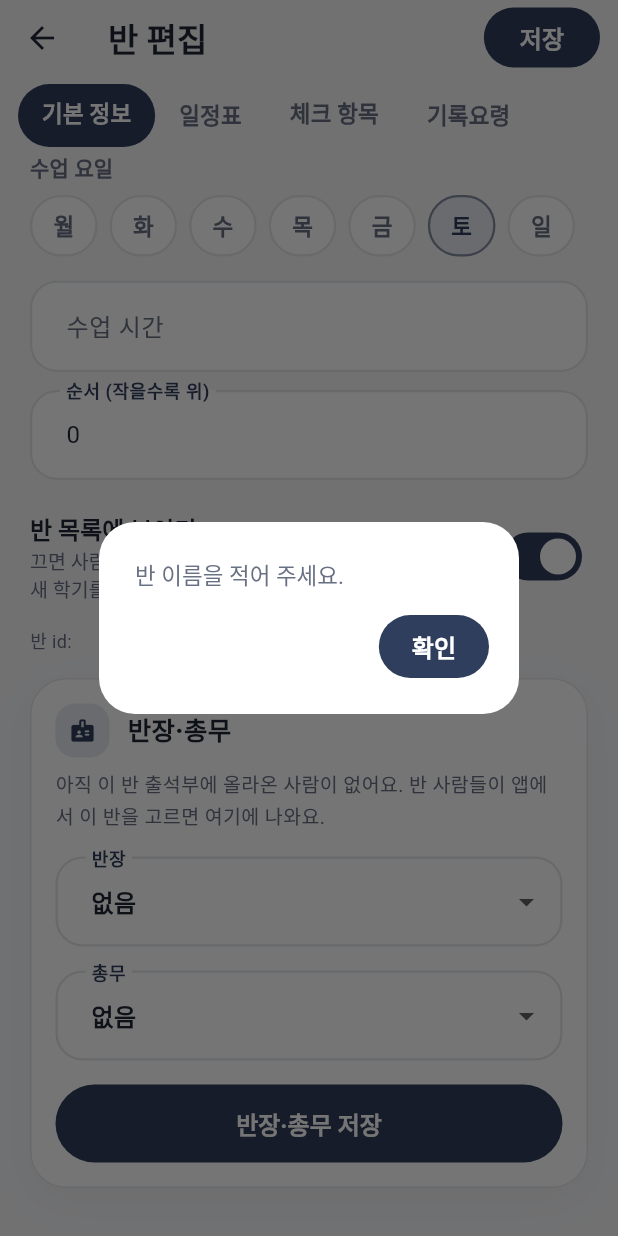
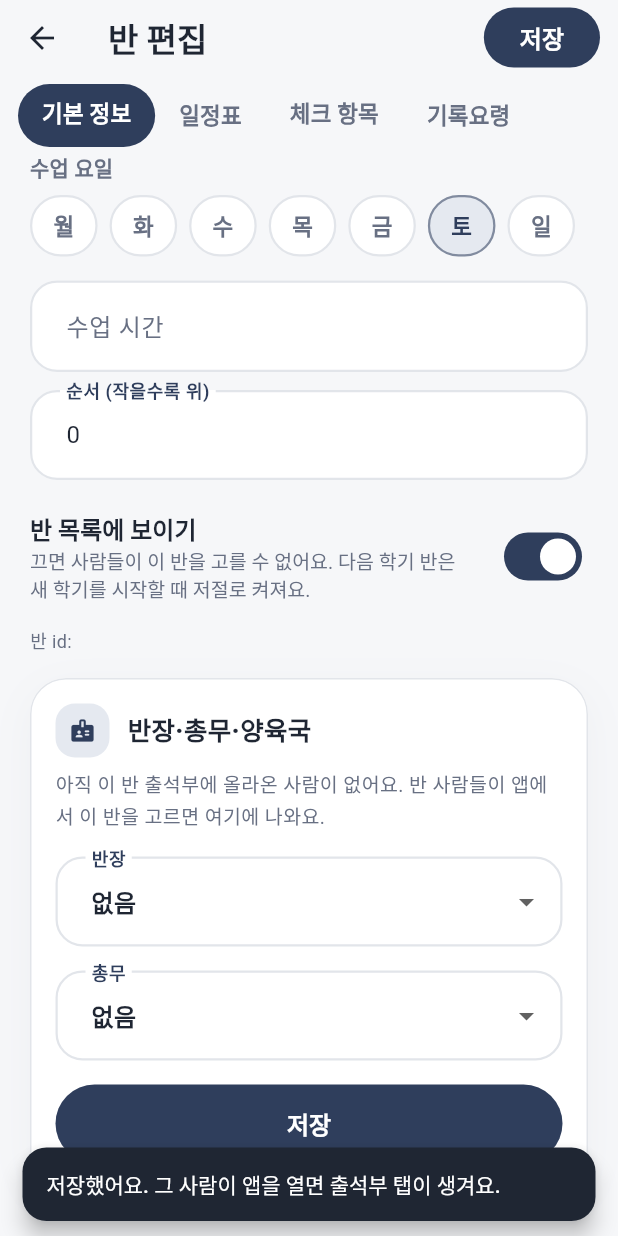
Before and after one commit to kang-labs/coram-deo, a Flutter app: the CourseEditorScreen screen opened directly with empty values, scrolled down 410 dp, after a tap on "저장", on a phone screen of 412 x 824 dp. Run offline on Flutter 3.47's test engine with Material 3 defaults, Android fonts, the phone set to English and light mode, and no system bars; our stand-ins replace cloud_firestore, file_picker, firebase_auth, firebase_core, flutter_riverpod, google_sign_in and 2 more; missing offline and left inert: dart:js_interop, gal, in_app_update; accounts and stored records are empty.

Commit message:
양육국 역할: 출석부에서 여러 명 고르기, 출석부 보기만, 순서는 가나다
Co-Authored-By: Claude Opus 5.5 <noreply@anthropic.com>

```diff
--- a/lib/core/models/course.dart
+++ b/lib/core/models/course.dart
@@ -315,6 +315,30 @@ class ExtraRow {
   int get hashCode => Object.hash(label, date, title);
 }
 
+/// 출석부에서 고른 사람 하나 (양육국 목록 한 줄, 서버 `leaders.staff: [{uid, name}]`)
+@immutable
+class StaffRef {
+  const StaffRef({required this.uid, required this.name});
+
+  /// 그 폰의 익명 uid (출석부 문서 id)
+  final String uid;
+  final String name;
+
+  /// 모양이 다르거나 uid가 없으면 null(건너뜀)
+  static StaffRef? fromMap(Map<String, dynamic> m) {
+    final uid = _str(m['uid']);
+    return uid.isEmpty ? null : StaffRef(uid: uid, name: _str(m['name']));
+  }
+
+  Map<String, dynamic> toMap() => {'uid': uid, 'name': name};
+
+  @override
+  bool operator ==(Object other) => other is StaffRef && other.uid == uid && other.name == name;
+
+  @override
+  int get hashCode => Object.hash(uid, name);
+}
+
 /// 반 하나 = 한 학기 과정 하나 (Firestore `courses/{id}`)
 @immutable
 class Course {
@@ -329,6 +353,7 @@ class Course {
     this.treasurer = '',
     this.chiefUid = '',
     this.treasurerUid = '',
+    this.staff = const [],
     this.weekday = DateTime.saturday,
     this.time = '',
     this.order = 0,
@@ -363,13 +388,18 @@ class Course {
   final String chiefUid;
   final String treasurerUid;
 
+  /// 양육국: 출석부만 볼 수 있는 사람들 (여럿, 출석부 순서는 다른 사람과 같이 가나다순)
+  final List<StaffRef> staff;
+
   /// 이 사람(폰 uid, 이름)의 역할: '반장'·'총무'·null. 출석부에서 고른 반은 uid로만,
   /// 이름+코드로 정하던 예전 반(uid 없음)은 이름으로(띄어쓰기·영문 대소문자 무시) 봐요.
   /// 출석부를 볼 권한은 서버 `leaders/{uid}` 문서가 따로 있어야 해요.
   String? leaderRole(String uid, String name) {
-    if (chiefUid.isNotEmpty || treasurerUid.isNotEmpty) {
+    if (chiefUid.isNotEmpty || treasurerUid.isNotEmpty || staff.isNotEmpty) {
       if (uid.isEmpty) return null;
-      return uid == chiefUid ? '반장' : (uid == treasurerUid ? '총무' : null);
+      if (uid == chiefUid) return '반장';
+      if (uid == treasurerUid) return '총무';
+      return staff.any((s) => s.uid == uid) ? '양육국' : null;
     }
     final n = normalizeName(name);
     if (n.isEmpty) return null;
@@ -429,6 +459,7 @@ class Course {
       treasurer: _str(_map(m['leaders'])['treasurer']),
       chiefUid: _str(_map(m['leaders'])['chiefUid']),
       treasurerUid: _str(_map(m['leaders'])['treasurerUid']),
+      staff: [for (final e in _maps(_map(m['leaders'])['staff'])) ?StaffRef.fromMap(e)],
       weekday: _int(m['weekday'], DateTime.saturday).clamp(1, 7),
       time: _str(m['time']),
       order: _int(m['order'], 0),
@@ -448,7 +479,13 @@ class Course {
     'program': program,
     'cohort': cohort,
     'semester': semester,
-    'leaders': {'chief': chief, 'treasurer': treasurer, 'chiefUid': chiefUid, 'treasurerUid': treasurerUid},
+    'leaders': {
+      'chief': chief,
+      'treasurer': treasurer,
+      'chiefUid': chiefUid,
+      'treasurerUid': treasurerUid,
+      'staff': [for (final s in staff) s.toMap()],
+    },
     'weekday': weekday,
     'time': time,
     'order': order,
@@ -470,6 +507,7 @@ class Course {
     String? treasurer,
     String? chiefUid,
     String? treasurerUid,
+    List<StaffRef>? staff,
     int? weekday,
     String? time,
     int? order,
@@ -489,6 +527,7 @@ class Course {
     treasurer: treasurer ?? this.treasurer,
     chiefUid: chiefUid ?? this.chiefUid,
     treasurerUid: treasurerUid ?? this.treasurerUid,
+    staff: staff ?? this.staff,
     weekday: weekday ?? this.weekday,
     time: time ?? this.time,
     order: order ?? this.order,
@@ -513,6 +552,7 @@ class Course {
       other.treasurer == treasurer &&
       other.chiefUid == chiefUid &&
       other.treasurerUid == treasurerUid &&
+      listEquals(other.staff, staff) &&
       other.weekday == weekday &&
       other.time == time &&
       other.order == order &&
@@ -535,6 +575,7 @@ class Course {
     treasurer,
     chiefUid,
     treasurerUid,
+    Object.hashAll(staff),
     weekday,
     time,
     order,
--- a/lib/features/admin/ui/admin_screen.dart
+++ b/lib/features/admin/ui/admin_screen.dart
@@ -244,7 +244,7 @@ class _CourseAdminList extends ConsumerWidget {
   String _label(_CourseAction a, Course c) => switch (a) {
     _CourseAction.edit => '편집',
     _CourseAction.roster => '출석부 보기',
-    _CourseAction.leaders => '반장·총무 정하기',
+    _CourseAction.leaders => '반장·총무·양육국 정하기',
     _CourseAction.copy => '다음 기수로 복사',
     _CourseAction.toggleVisible => c.visible ? '숨기기' : '보이기',
     _CourseAction.delete => '삭제',
@@ -398,11 +398,12 @@ class _AdminCourseCard extends StatelessWidget {
                     ].join(' · '),
                     style: const TextStyle(fontSize: 13),
                   ),
-                  if (c.chief.isNotEmpty || c.treasurer.isNotEmpty)
+                  if (c.chief.isNotEmpty || c.treasurer.isNotEmpty || c.staff.isNotEmpty)
                     MutedText(
                       [
                         if (c.chief.isNotEmpty) '반장 ${c.chief}',
                         if (c.treasurer.isNotEmpty) '총무 ${c.treasurer}',
+                        if (c.staff.isNotEmpty) '양육국 ${c.staff.map((s) => s.name).join(', ')}',
                       ].join(' · '),
                       style: const TextStyle(fontSize: 13),
                     ),
--- a/lib/features/admin/ui/course_editor_screen.dart
+++ b/lib/features/admin/ui/course_editor_screen.dart
@@ -309,7 +309,7 @@ class _BasicSection extends StatelessWidget {
           child: Column(
             crossAxisAlignment: CrossAxisAlignment.stretch,
             children: [
-              const CardHeader(icon: Icons.badge_rounded, title: '반장·총무'),
+              const CardHeader(icon: Icons.badge_rounded, title: '반장·총무·양육국'),
               const SizedBox(height: 8),
               if (isNew)
                 const MutedText('반을 먼저 저장한 뒤 정할 수 있어요.', style: TextStyle(fontSize: 13))
--- a/lib/features/admin/ui/leaders_sheet.dart
+++ b/lib/features/admin/ui/leaders_sheet.dart
@@ -10,7 +10,7 @@ import '../../../core/models/course.dart';
 import '../../roster/data/roster_repository.dart';
 import '../../roster/logic/roster_providers.dart';
 
-/// 관리자: 반마다 출석부에 있는 사람 중에서 반장·총무 고르기
+/// 관리자: 반마다 출석부에 있는 사람 중에서 반장·총무·양육국 고르기
 Future<void> showLeadersSheet(BuildContext context, Course course) => showAppSheet<void>(
   context,
   scrollable: true,
@@ -18,7 +18,7 @@ Future<void> showLeadersSheet(BuildContext context, Course course) => showAppShe
     shrinkWrap: true,
     padding: const EdgeInsets.fromLTRB(AppLayout.sidePadding, 0, AppLayout.sidePadding, 16),
     children: [
-      CardHeader(icon: Icons.badge_rounded, title: '${course.fullTitle} 반장·총무'),
+      CardHeader(icon: Icons.badge_rounded, title: '${course.fullTitle} 반장·총무·양육국'),
       const SizedBox(height: 8),
       LeadersForm(course: course, onSaved: (_) => Navigator.pop(sheet)),
     ],
@@ -34,8 +34,9 @@ enum _Role {
   final String label;
 }
 
-/// 반장·총무 고르기와 저장 (반 메뉴 창, 반 편집 기본 정보 탭에서 같이 써요).
-/// 저장은 바로 서버에 해요(반 편집의 '저장'과 따로). [onSaved]는 저장한 반장·총무를 반 정보에 넣는 함수를 줘요.
+/// 반장·총무(한 명씩)·양육국(여럿) 고르기와 저장 (반 메뉴 창, 반 편집 기본 정보 탭에서 같이 써요).
+/// 셋 다 출석부를 보기만 해요. 저장은 바로 서버에 해요(반 편집의 '저장'과 따로).
+/// [onSaved]는 저장한 사람들을 반 정보에 넣는 함수를 줘요.
 class LeadersForm extends ConsumerStatefulWidget {
   const LeadersForm({super.key, required this.course, this.onSaved});
 
@@ -49,6 +50,9 @@ class LeadersForm extends ConsumerStatefulWidget {
 class _LeadersFormState extends ConsumerState<LeadersForm> {
   /// 고른 사람 uid (''이면 없음). 출석부를 받기 전에는 null(처음 값을 아직 안 정함).
   Map<_Role, String>? _picked;
+
+  /// 고른 양육국 uid들 (출석부를 받기 전에는 null)
+  Set<String>? _staff;
   bool _saving = false;
 
   /// 지금 정해진 사람의 uid. 예전(이름+코드) 반은 출석부에서 같은 이름인 사람으로 찾아요.
@@ -81,9 +85,16 @@ class _LeadersFormState extends ConsumerState<LeadersForm> {
       await showInfoDialog(context, body: '반장과 총무는 다른 사람으로 골라 주세요.');
       return;
     }
+    // 반장·총무로 고른 사람은 양육국에서 빼요(역할은 하나씩)
+    final staff = [
+      for (final m in members)
+        if (_staff!.contains(m.uid) && m.uid != chief?.uid && m.uid != treasurer?.uid) m,
+    ];
     setState(() => _saving = true);
     try {
-      await ref.read(adminRosterRepositoryProvider).saveLeaders(widget.course, chief: chief, treasurer: treasurer);
+      await ref
+          .read(adminRosterRepositoryProvider)
+          .saveLeaders(widget.course, chief: chief, treasurer: treasurer, staff: staff);
       if (!mounted) return;
       final messenger = ScaffoldMessenger.of(context);
       widget.onSaved?.call(
@@ -92,6 +103,7 @@ class _LeadersFormState extends ConsumerState<LeadersForm> {
           treasurer: treasurer?.name ?? '',
           chiefUid: chief?.uid ?? '',
           treasurerUid: treasurer?.uid ?? '',
+          staff: [for (final m in staff) StaffRef(uid: m.uid, name: m.name)],
         ),
       );
       messenger.showSnackBar(const SnackBar(content: Text('저장했어요. 그 사람이 앱을 열면 출석부 탭이 생겨요.')));
@@ -120,6 +132,8 @@ class _LeadersFormState extends ConsumerState<LeadersForm> {
     for (final r in _Role.values) {
       if (picked[r]!.isNotEmpty && !members.any((m) => m.uid == picked[r])) picked[r] = '';
     }
+    final staff = _staff ??= {for (final s in widget.course.staff) s.uid};
+    staff.retainWhere((uid) => members.any((m) => m.uid == uid));
     final c = widget.course;
     final missing = [
       for (final r in _Role.values)
@@ -132,7 +146,7 @@ class _LeadersFormState extends ConsumerState<LeadersForm> {
         MutedText(
           members.isEmpty
               ? '아직 이 반 출석부에 올라온 사람이 없어요. 반 사람들이 앱에서 이 반을 고르면 여기에 나와요.'
-              : '출석부에 있는 사람 중에서 골라 주세요. 고른 사람 폰에 출석부 탭이 생겨요.\n'
+              : '출석부에 있는 사람 중에서 골라 주세요. 고른 사람 폰에 출석부 탭이 생겨요(보기만 해요).\n'
                     '그 사람이 앱을 지우고 다시 깔았다면 출석부에 다시 올라온 이름으로 다시 골라 주세요.',
           style: const TextStyle(fontSize: 13, height: 1.5),
         ),
@@ -159,8 +173,27 @@ class _LeadersFormState extends ConsumerState<LeadersForm> {
             onChanged: _saving ? null : (v) => setState(() => picked[r] = v ?? ''),
           ),
         ],
+        if (members.isNotEmpty) ...[
+          const SizedBox(height: 16),
+          const MutedText('양육국 (여러 명 고를 수 있어요)', style: TextStyle(fontSize: 13, fontWeight: FontWeight.w700)),
+          const SizedBox(height: 8),
+          Wrap(
+            spacing: 8,
+            runSpacing: 8,
+            children: [
+              for (final m in members)
+                // 반장·총무로 고른 사람은 양육국으로 고를 수 없어요
+                if (m.uid != picked[_Role.chief] && m.uid != picked[_Role.treasurer])
+                  FilterChip(
+                    label: Text(m.name),
+                    selected: staff.contains(m.uid),
+                    onSelected: _saving ? null : (on) => setState(() => on ? staff.add(m.uid) : staff.remove(m.uid)),
+                  ),
+            ],
+          ),
+        ],
         const SizedBox(height: 16),
-        FilledButton(onPressed: _saving ? null : () => _save(members), child: const Text('반장·총무 저장')),
+        FilledButton(onPressed: _saving ? null : () => _save(members), child: const Text('저장')),
       ],
     );
   }
--- a/lib/features/course/data/course_repository.dart
+++ b/lib/features/course/data/course_repository.dart
@@ -115,6 +115,7 @@ Course nextSemesterCopy(Course c, {required String id, required int semester}) {
     treasurer: '',
     chiefUid: '',
     treasurerUid: '',
+    staff: const [],
     cohort: c.cohort > 0 ? c.cohort + 1 : 0,
     semester: semester,
     visible: false,
```
Also changed, not shown: lib/features/roster/data/roster_repository.dart (+49 -33 lines), 4 other files.
